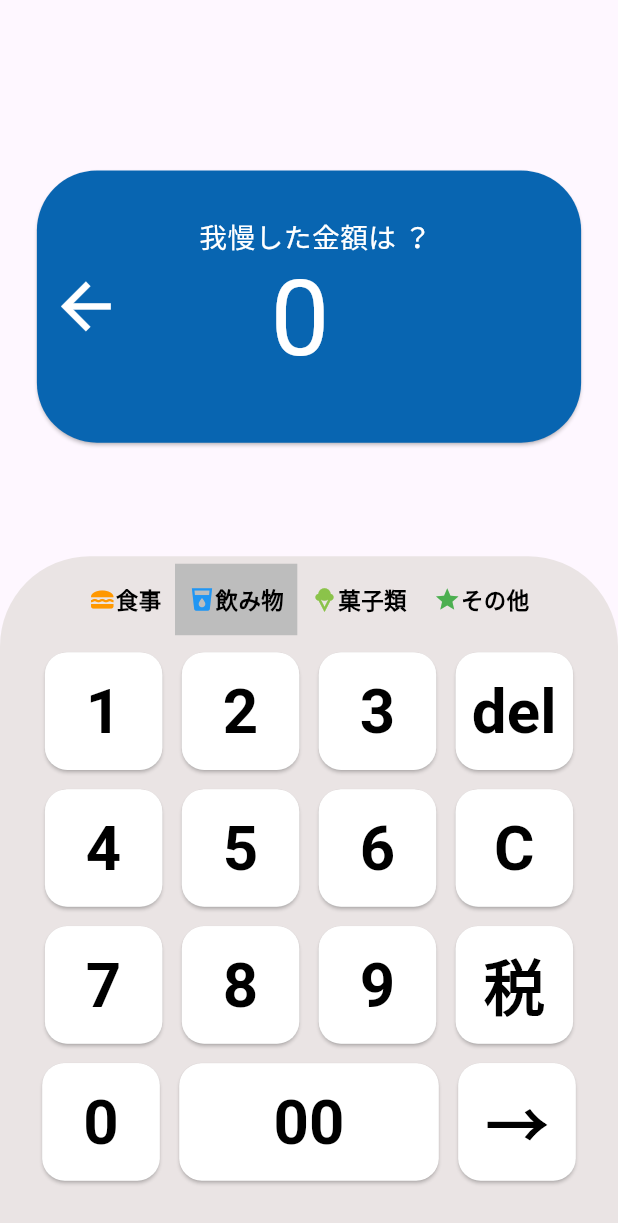
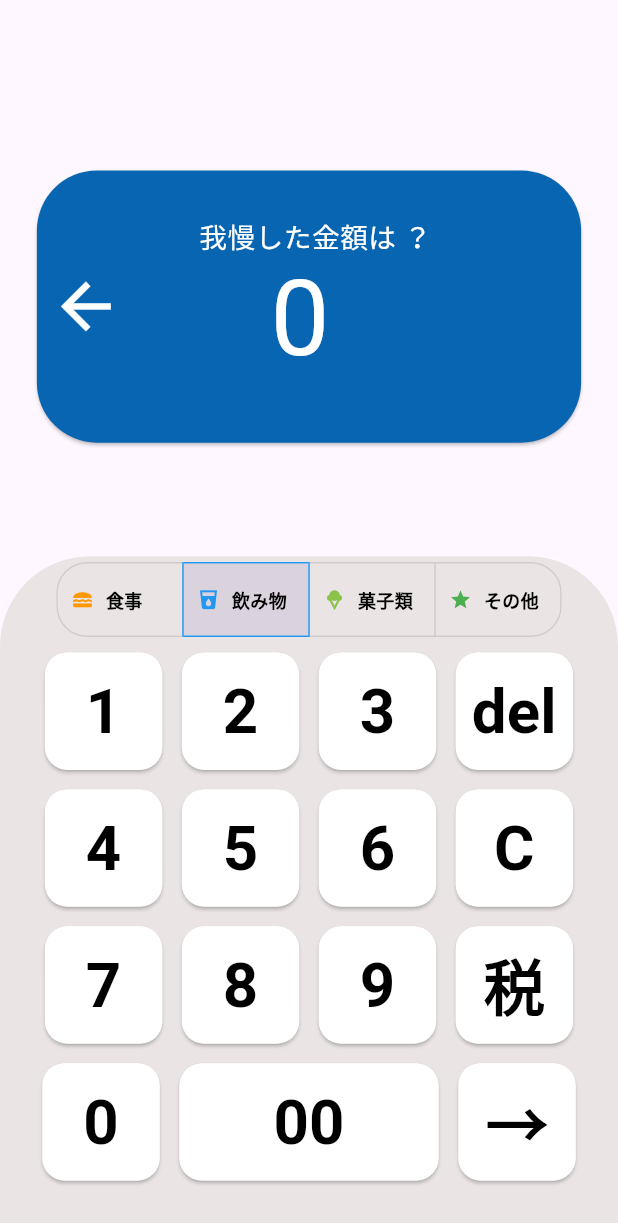
Before and after one commit to kou-nagamine/new_save_money, a Flutter app: the screen it shows after launch, item 2 of the bottom bar chosen, on a phone screen of 412 x 824 dp. Shown: the top 1223 px of the screen. Run offline on Flutter 3.47's test engine with Material 3 defaults, Android fonts, the light colour scheme and no system bars; our stand-ins replace fl_chart, flutter_riverpod, flutter_svg, riverpod_annotation, shared_preferences; missing offline and left inert: iconoir_flutter; generated files the repository leaves out were written again; statements that could not run were skipped.

Commit message:
トグルボタンデザインの変更

```diff
--- a/lib/views/pages/calculator/components/calculator.dart
+++ b/lib/views/pages/calculator/components/calculator.dart
@@ -68,6 +68,8 @@ class _CalculatorState extends State<Calculator> {
             SizedBox(
               height: size.height * 0.07,
               child: Center(
+                child: ClipRRect(
+                  borderRadius: BorderRadius.circular(20.0), // Adjust this value as needed
                     child: ToggleButtons(
                       isSelected: List.generate(_icons.length, (index) => index == selectedIndex),
                       onPressed: (int newIndex) {
@@ -75,33 +77,39 @@ class _CalculatorState extends State<Calculator> {
                           selectedIndex = newIndex;
                         });
                       },
-                  renderBorder: false, // ボタンの境界線を非表示にする
-                  fillColor: Colors.grey[400], // 選択されたボタンの背景色
+                      selectedBorderColor: _colors[selectedIndex],
+                      borderRadius: BorderRadius.circular(20.0), // Adjust this value as needed
                       children: List.generate(_icons.length, (index) {
                         return Padding(
                           padding: const EdgeInsets.symmetric(horizontal: 9.0, vertical: 10.0),
+                          child: SizedBox(
+                            width: 65,
                             child: Row(
                               children: [
                                 Icon(
                                   _icons[index],
                                   color: _colors[index],
-                            size: 18.0,
+                                  size: 15.0,
                                 ),
+                                const SizedBox(width: 8.0),
                                 Text(
                                   _labels[index],
                                   style: const TextStyle(
-                              fontSize: 15.0,
+                                    fontSize: 12.0,
                                     fontWeight: FontWeight.bold,
                                     color: Colors.black,
                                   ),
                                 ),
                               ],
                             ),
+                          ),
                         );
                       }),
                     ),
                   ),
                 ),
+              ),
+
             Table(
               //border: TableBorder.all(),
               //列数を4列に指定
```
Lines whose indentation alone changed are shown as unchanged.
